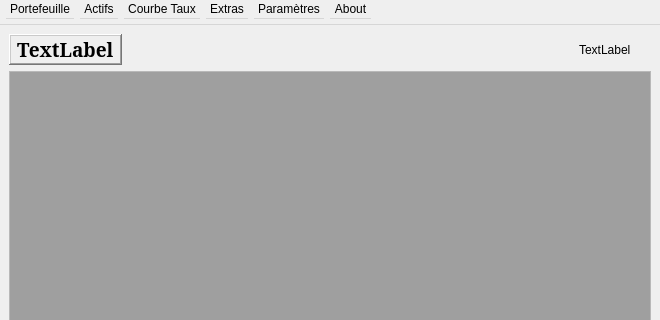
This is DPricer/presentation/Designer-Files/MDI.ui in Mero89/Pricing-Application as Qt 5 draws it before an edit; both pictures show x 0 to 660 and y 0 to 320 of the 660 by 480 pixel window. The edited form follows.
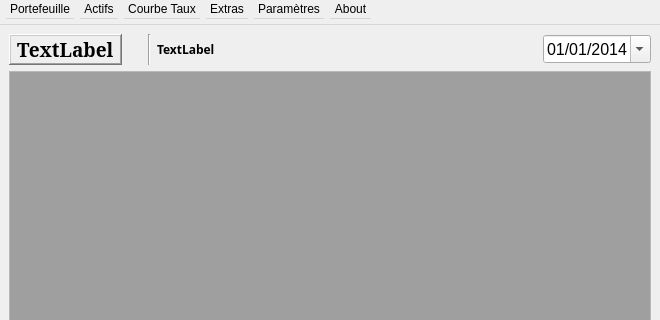
This is the edited form.

Commit message: - TableUtils module - User Singleton - DateEval Singleton - DateEval Pricing update - Added Interpolation on the Courbe Taux screen

What changed in the file:
```diff
--- a/DPricer/presentation/Designer-Files/MDI.ui
+++ b/DPricer/presentation/Designer-Files/MDI.ui
@@ -45,44 +45,89 @@
        </widget>
       </item>
       <item>
-       <spacer name="horizontalSpacer_3">
+       <spacer name="horizontalSpacer">
         <property name="orientation">
          <enum>Qt::Horizontal</enum>
         </property>
         <property name="sizeType">
-         <enum>QSizePolicy::Expanding</enum>
+         <enum>QSizePolicy::Fixed</enum>
         </property>
         <property name="sizeHint" stdset="0">
          <size>
-          <width>40</width>
+          <width>20</width>
           <height>20</height>
          </size>
         </property>
        </spacer>
       </item>
+      <item>
+       <widget class="Line" name="line">
+        <property name="orientation">
+         <enum>Qt::Vertical</enum>
+        </property>
+       </widget>
+      </item>
       <item>
        <widget class="QLabel" name="labelDates">
+        <property name="font">
+         <font>
+          <family>Cochin</family>
+          <weight>75</weight>
+          <bold>true</bold>
+         </font>
+        </property>
         <property name="text">
          <string>TextLabel</string>
         </property>
        </widget>
       </item>
       <item>
-       <spacer name="horizontalSpacer_2">
+       <spacer name="horizontalSpacer_3">
         <property name="orientation">
          <enum>Qt::Horizontal</enum>
         </property>
         <property name="sizeType">
-         <enum>QSizePolicy::Fixed</enum>
+         <enum>QSizePolicy::Expanding</enum>
         </property>
         <property name="sizeHint" stdset="0">
          <size>
-          <width>20</width>
+          <width>40</width>
           <height>20</height>
          </size>
         </property>
        </spacer>
       </item>
+      <item>
+       <widget class="QDateEdit" name="dateEvalEdit">
+        <property name="font">
+         <font>
+          <pointsize>12</pointsize>
+         </font>
+        </property>
+        <property name="buttonSymbols">
+         <enum>QAbstractSpinBox::UpDownArrows</enum>
+        </property>
+        <property name="specialValueText">
+         <string/>
+        </property>
+        <property name="dateTime">
+         <datetime>
+          <hour>0</hour>
+          <minute>0</minute>
+          <second>0</second>
+          <year>2014</year>
+          <month>1</month>
+          <day>1</day>
+         </datetime>
+        </property>
+        <property name="displayFormat">
+         <string>dd/MM/yyyy</string>
+        </property>
+        <property name="calendarPopup">
+         <bool>true</bool>
+        </property>
+       </widget>
+      </item>
      </layout>
     </item>
     <item>
```
The commit also changes 14 other files.
